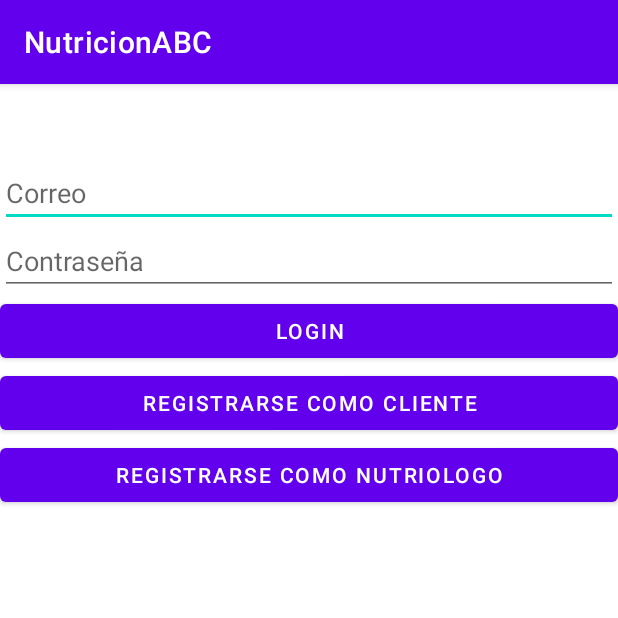
After one commit to anfereba/NutricionABC, an Android app: the Logueo_Con_SQLite screen opened directly, with no data from a screen before it, on a phone screen of 412 x 824 dp, the top half of it. The commit adds this screen. Run offline under Robolectric (Android 15) with nearby library versions, the phone set to English and light mode, and no system bars.

Commit message:
Vista para iniciar sesion conn SQLite//fabian

```diff
--- a/app/src/main/AndroidManifest.xml
+++ b/app/src/main/AndroidManifest.xml
@@ -10,6 +10,9 @@
         android:supportsRtl="true"
         android:theme="@style/Theme.NutricionABC">
         <activity
+            android:name=".Logueo_Con_SQLite"
+            android:exported="true" />
+        <activity
             android:name=".MainActivity"
             android:exported="true">
             <intent-filter>
--- /dev/null
+++ b/app/src/main/java/com/anfereba/nutricionabc/Logueo_Con_SQLite.java
@@ -0,0 +1,14 @@
+package com.anfereba.nutricionabc;
+
+import androidx.appcompat.app.AppCompatActivity;
+
+import android.os.Bundle;
+
+public class Logueo_Con_SQLite extends AppCompatActivity {
+
+    @Override
+    protected void onCreate(Bundle savedInstanceState) {
+        super.onCreate(savedInstanceState);
+        setContentView(R.layout.activity_logueo_con_sqlite);
+    }
+}
--- /dev/null
+++ b/app/src/main/res/layout/activity_logueo_con_sqlite.xml
@@ -0,0 +1,57 @@
+<?xml version="1.0" encoding="utf-8"?>
+<androidx.constraintlayout.widget.ConstraintLayout xmlns:android="http://schemas.android.com/apk/res/android"
+    xmlns:app="http://schemas.android.com/apk/res-auto"
+    xmlns:tools="http://schemas.android.com/tools"
+    android:layout_width="match_parent"
+    android:layout_height="match_parent"
+    tools:context=".Logueo_Con_SQLite">
+
+    <ScrollView
+        android:layout_width="match_parent"
+        android:layout_height="match_parent">
+
+        <LinearLayout
+            android:layout_width="match_parent"
+            android:layout_height="wrap_content"
+            android:orientation="vertical" >
+
+            <Space
+                android:layout_width="match_parent"
+                android:layout_height="50dp" />
+
+            <EditText
+                android:id="@+id/editTextTextPersonName"
+                android:layout_width="match_parent"
+                android:layout_height="wrap_content"
+                android:ems="10"
+                android:hint="@string/app_Correo"
+                android:inputType="textPersonName" />
+
+            <EditText
+                android:id="@+id/editTextTextPersonName2"
+                android:layout_width="match_parent"
+                android:layout_height="wrap_content"
+                android:ems="10"
+                android:hint="@string/app_Contraseña"
+                android:inputType="textPersonName" />
+
+            <Button
+                android:id="@+id/button"
+                android:layout_width="match_parent"
+                android:layout_height="wrap_content"
+                android:text="Login" />
+
+            <Button
+                android:id="@+id/button2"
+                android:layout_width="match_parent"
+                android:layout_height="wrap_content"
+                android:text="Registrarse como cliente" />
+
+            <Button
+                android:id="@+id/button3"
+                android:layout_width="match_parent"
+                android:layout_height="wrap_content"
+                android:text="Registrarse como Nutriologo" />
+        </LinearLayout>
+    </ScrollView>
+</androidx.constraintlayout.widget.ConstraintLayout>
--- a/app/src/main/res/values/strings.xml
+++ b/app/src/main/res/values/strings.xml
@@ -1,3 +1,5 @@
 <resources>
     <string name="app_name">NutricionABC</string>
+    <string name="app_Correo">Correo</string>
+    <string name="app_Contraseña">Contraseña</string>
 </resources>
```
